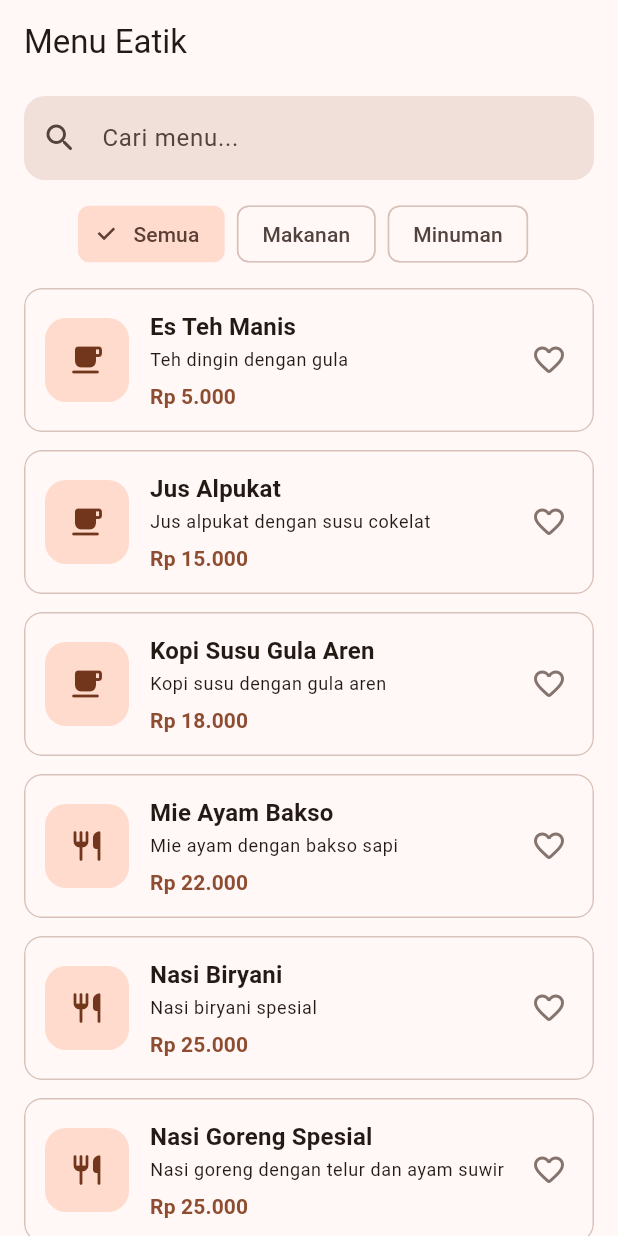
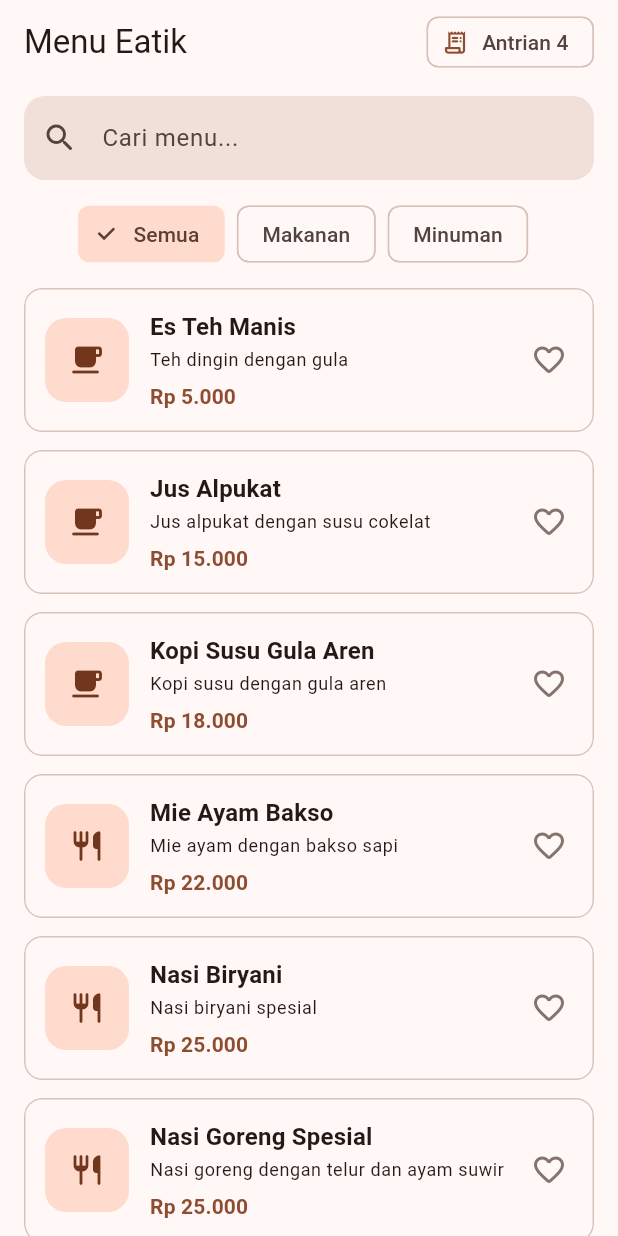
Before and after one commit to Bamz666/flutter-advance, a Flutter app: the screen it shows after launch, after a tap on "Semua", on a phone screen of 412 x 824 dp. Run offline on Flutter 3.47's test engine with Material 3 defaults, Android fonts, the phone set to English and light mode, and no system bars; our stand-ins replace equatable, flutter_riverpod.

Commit message:
feat: async state dengan AsyncNotifier, debounce, dan stream

```diff
--- /dev/null
+++ b/lib/core/widgets/async_value_view.dart
@@ -0,0 +1,40 @@
+import 'package:eatik_app/core/error/failure.dart';
+import 'package:eatik_app/core/widgets/state_message.dart';
+import 'package:flutter/material.dart';
+import 'package:flutter_riverpod/flutter_riverpod.dart';
+
+/// Menampilkan empat kondisi UI dari sebuah AsyncValue:
+/// loading, error, empty, dan data.
+class AsyncValueView<T> extends StatelessWidget {
+  const AsyncValueView({
+    required this.value,
+    required this.builder,
+    required this.isEmpty,
+    required this.empty,
+    required this.onRetry,
+    super.key,
+  });
+
+  final AsyncValue<T> value;
+  final Widget Function(T data) builder;
+  final bool Function(T data) isEmpty;
+  final Widget empty;
+  final VoidCallback onRetry;
+
+  @override
+  Widget build(BuildContext context) {
+    return value.when(
+      // Saat memuat ulang, data lama tetap tampil.
+      skipLoadingOnReload: true,
+      loading: () => const Center(child: CircularProgressIndicator()),
+      error: (error, stackTrace) => StateMessage(
+        icon: Icons.cloud_off_rounded,
+        title: 'Gagal memuat data',
+        message: error is Failure ? error.message : 'Terjadi kesalahan.',
+        actionLabel: 'Coba Lagi',
+        onAction: onRetry,
+      ),
+      data: (data) => isEmpty(data) ? empty : builder(data),
+    );
+  }
+}
--- a/lib/features/menu/presentation/pages/menu_page.dart
+++ b/lib/features/menu/presentation/pages/menu_page.dart
@@ -1,22 +1,35 @@
 import 'dart:async';
 
+import 'package:eatik_app/core/widgets/async_value_view.dart';
+import 'package:eatik_app/core/widgets/state_message.dart';
 import 'package:eatik_app/features/menu/domain/entities/menu.dart';
+import 'package:eatik_app/features/menu/presentation/menu_labels.dart';
 import 'package:eatik_app/features/menu/presentation/providers/favorit_menu_provider.dart';
 import 'package:eatik_app/features/menu/presentation/providers/menu_filter_provider.dart';
 import 'package:eatik_app/features/menu/presentation/providers/menu_list_provider.dart';
-import 'package:eatik_app/features/menu/presentation/providers/menu_list_state.dart';
+import 'package:eatik_app/features/menu/presentation/widgets/antrian_chip.dart';
 import 'package:eatik_app/features/menu/presentation/widgets/menu_card.dart';
+import 'package:eatik_app/features/menu/presentation/widgets/menu_detail_sheet.dart';
 import 'package:flutter/material.dart';
 import 'package:flutter_riverpod/flutter_riverpod.dart';
 
 class MenuPage extends ConsumerWidget {
   const MenuPage({super.key});
 
+  void _tampilkanDetail(BuildContext context, int menuId) {
+    unawaited(
+      showModalBottomSheet<void>(
+        context: context,
+        showDragHandle: true,
+        builder: (context) => MenuDetailSheet(menuId: menuId),
+      ),
+    );
+  }
+
   @override
   Widget build(BuildContext context, WidgetRef ref) {
-    final menuState = ref.watch(menuListProvider);
+    final menus = ref.watch(menuListProvider);
 
-    // ref.listen: efek samping (SnackBar) tanpa rebuild.
     ref.listen(favoritMenuProvider, (previous, next) {
       final bertambah = next.length > (previous?.length ?? 0);
       ScaffoldMessenger.of(context)
@@ -32,7 +45,10 @@ class MenuPage extends ConsumerWidget {
     });
 
     return Scaffold(
-      appBar: AppBar(title: const Text('Menu Eatik')),
+      appBar: AppBar(
+        title: const Text('Menu Eatik'),
+        actions: const [AntrianChip()],
+      ),
       body: Column(
         children: [
           Padding(
@@ -52,25 +68,44 @@ class MenuPage extends ConsumerWidget {
             ),
           ),
           const _KategoriChips(),
-          Expanded(child: _DaftarMenu(state: menuState)),
+          if (menus.isLoading && menus.hasValue)
+            const LinearProgressIndicator(minHeight: 2),
+          Expanded(
+            child: RefreshIndicator(
+              onRefresh: ref.read(menuListProvider.notifier).muatUlang,
+              child: AsyncValueView<List<Menu>>(
+                value: menus,
+                isEmpty: (daftar) => daftar.isEmpty,
+                empty: const StateMessage(
+                  icon: Icons.search_off_rounded,
+                  title: 'Menu tidak ditemukan',
+                  message: 'Coba kata kunci atau kategori lain.',
+                ),
+                onRetry: () => ref.invalidate(menuListProvider),
+                builder: (daftar) => ListView.separated(
+                  padding: const EdgeInsets.fromLTRB(16, 0, 16, 24),
+                  itemCount: daftar.length,
+                  separatorBuilder: (context, index) =>
+                      const SizedBox(height: 12),
+                  itemBuilder: (context, index) {
+                    final menu = daftar[index];
+                    return MenuCard(
+                      menu: menu,
+                      onTap: () => _tampilkanDetail(context, menu.id),
+                    );
+                  },
+                ),
+              ),
+            ),
+          ),
         ],
       ),
     );
   }
 }
 
-/// Consumer terpisah dengan select: hanya chip yang di-rebuild
-/// saat kategori berubah.
 class _KategoriChips extends ConsumerWidget {
   const _KategoriChips();
-
-  String _label(KategoriMenu? kategori) {
-    return switch (kategori) {
-      null => 'Semua',
-      KategoriMenu.makanan => 'Makanan',
-      KategoriMenu.minuman => 'Minuman',
-    };
-  }
 
   @override
   Widget build(BuildContext context, WidgetRef ref) {
@@ -87,7 +122,7 @@ class _KategoriChips extends ConsumerWidget {
             Padding(
               padding: const EdgeInsets.only(right: 8),
               child: ChoiceChip(
-                label: Text(_label(kategori)),
+                label: Text(kategori?.label ?? 'Semua'),
                 selected: terpilih == kategori,
                 onSelected: (_) => ref
                     .read(menuFilterProvider.notifier)
@@ -99,67 +134,3 @@ class _KategoriChips extends ConsumerWidget {
     );
   }
 }
-
-class _DaftarMenu extends ConsumerWidget {
-  const _DaftarMenu({required this.state});
-
-  final MenuListState state;
-
-  @override
-  Widget build(BuildContext context, WidgetRef ref) {
-    if (state.sedangMemuat && state.menus.isEmpty) {
-      return const Center(child: CircularProgressIndicator());
-    }
-
-    final pesan = state.pesanError;
-    if (pesan != null) {
-      return _PesanError(
-        pesan: pesan,
-        onCobaLagi: () =>
-            unawaited(ref.read(menuListProvider.notifier).muatUlang()),
-      );
-    }
-
-    if (state.menus.isEmpty) {
-      return const Center(child: Text('Menu tidak ditemukan'));
-    }
-
-    return ListView.separated(
-      padding: const EdgeInsets.fromLTRB(16, 0, 16, 24),
-      itemCount: state.menus.length,
-      separatorBuilder: (context, index) => const SizedBox(height: 12),
-      itemBuilder: (context, index) => MenuCard(menu: state.menus[index]),
-    );
-  }
-}
-
-class _PesanError extends StatelessWidget {
-  const _PesanError({required this.pesan, required this.onCobaLagi});
-
-  final String pesan;
-  final VoidCallback onCobaLagi;
-
-  @override
-  Widget build(BuildContext context) {
-    final scheme = Theme.of(context).colorScheme;
-
-    return Center(
-      child: Padding(
-        padding: const EdgeInsets.all(32),
-        child: Column(
-          mainAxisSize: MainAxisSize.min,
-          children: [
-            Icon(Icons.cloud_off_rounded, size: 48, color: scheme.outline),
-            const SizedBox(height: 16),
-            Text(pesan, textAlign: TextAlign.center),
-            const SizedBox(height: 16),
-            FilledButton.tonal(
-              onPressed: onCobaLagi,
-              child: const Text('Coba Lagi'),
-            ),
-          ],
-        ),
-      ),
-    );
-  }
-}
--- /dev/null
+++ b/lib/features/menu/presentation/providers/antrian_dapur_provider.dart
@@ -0,0 +1,15 @@
+import 'package:flutter_riverpod/flutter_riverpod.dart';
+
+/// Data simulasi: jumlah antrian dapur yang berubah tiap 3 detik.
+Stream<int> antrianDapur() async* {
+  const data = [3, 4, 5, 4, 2, 3];
+  var i = 0;
+
+  while (true) {
+    yield data[i % data.length];
+    i++;
+    await Future<void>.delayed(const Duration(seconds: 3));
+  }
+}
+
+final antrianDapurProvider = StreamProvider<int>((ref) => antrianDapur());
--- a/lib/features/menu/presentation/providers/menu_filter_provider.dart
+++ b/lib/features/menu/presentation/providers/menu_filter_provider.dart
@@ -1,3 +1,5 @@
+import 'dart:async';
+
 import 'package:eatik_app/features/menu/domain/entities/menu.dart';
 import 'package:equatable/equatable.dart';
 import 'package:flutter_riverpod/flutter_riverpod.dart';
@@ -13,11 +15,20 @@ class MenuFilter extends Equatable {
 }
 
 class MenuFilterNotifier extends Notifier<MenuFilter> {
+  Timer? _debounce;
+
   @override
-  MenuFilter build() => const MenuFilter();
+  MenuFilter build() {
+    ref.onDispose(() => _debounce?.cancel());
+    return const MenuFilter();
+  }
 
   void ubahKataKunci(String value) {
-    state = MenuFilter(kataKunci: value, kategori: state.kategori);
+    _debounce?.cancel();
+    _debounce = Timer(const Duration(milliseconds: 400), () {
+      if (!ref.mounted) return;
+      state = MenuFilter(kataKunci: value, kategori: state.kategori);
+    });
   }
 
   void pilihKategori(KategoriMenu? kategori) {
--- a/lib/features/menu/presentation/providers/menu_list_provider.dart
+++ b/lib/features/menu/presentation/providers/menu_list_provider.dart
@@ -1,45 +1,36 @@
-import 'dart:async';
-
 import 'package:eatik_app/core/error/result.dart';
+import 'package:eatik_app/features/menu/domain/entities/menu.dart';
 import 'package:eatik_app/features/menu/presentation/providers/menu_filter_provider.dart';
-import 'package:eatik_app/features/menu/presentation/providers/menu_list_state.dart';
 import 'package:eatik_app/features/menu/presentation/providers/menu_providers.dart';
 import 'package:flutter_riverpod/flutter_riverpod.dart';
 
-class MenuListNotifier extends Notifier<MenuListState> {
-  // Penanda permintaan terbaru agar hasil permintaan lama diabaikan.
-  int _idPermintaan = 0;
-
+class MenuListNotifier extends AsyncNotifier<List<Menu>> {
   @override
-  MenuListState build() {
-    // Provider dependency: build ulang otomatis saat filter berubah.
+  Future<List<Menu>> build() async {
     final filter = ref.watch(menuFilterProvider);
-    final id = ++_idPermintaan;
-    unawaited(Future.microtask(() => _muat(id, filter)));
-    return const MenuListState.awal();
-  }
-
-  Future<void> muatUlang() {
-    return _muat(++_idPermintaan, ref.read(menuFilterProvider));
-  }
-
-  Future<void> _muat(int id, MenuFilter filter) async {
-    final getMenus = ref.read(getMenusProvider);
-    state = MenuListState.memuat(state.menus);
+    final getMenus = ref.watch(getMenusProvider);
 
     final hasil = await getMenus(
       nama: filter.kataKunci,
       kategori: filter.kategori,
     );
 
-    if (!ref.mounted || id != _idPermintaan) return;
-    state = switch (hasil) {
-      Success(:final data) => MenuListState.berhasil(data),
-      Failed(:final failure) => MenuListState.gagal(failure.message),
+    return switch (hasil) {
+      Success(:final data) => data,
+      Failed(:final failure) => throw failure,
     };
+  }
+
+  Future<void> muatUlang() async {
+    ref.invalidateSelf();
+    try {
+      await future;
+    } on Object {
+      // Kegagalan sudah tercermin pada state (AsyncError).
+    }
   }
 }
 
-final menuListProvider = NotifierProvider<MenuListNotifier, MenuListState>(
+final menuListProvider = AsyncNotifierProvider<MenuListNotifier, List<Menu>>(
   MenuListNotifier.new,
 );
--- a/lib/features/menu/presentation/providers/menu_list_state.dart
+++ /dev/null
@@ -1,28 +0,0 @@
-import 'package:eatik_app/features/menu/domain/entities/menu.dart';
-import 'package:equatable/equatable.dart';
-
-class MenuListState extends Equatable {
-  const MenuListState._({
-    required this.menus,
-    required this.sedangMemuat,
-    this.pesanError,
-  });
-
-  const MenuListState.awal() : this._(menus: const [], sedangMemuat: true);
-
-  const MenuListState.memuat(List<Menu> menus)
-    : this._(menus: menus, sedangMemuat: true);
-
-  const MenuListState.berhasil(List<Menu> menus)
-    : this._(menus: menus, sedangMemuat: false);
-
-  const MenuListState.gagal(String pesan)
-    : this._(menus: const [], sedangMemuat: false, pesanError: pesan);
-
-  final List<Menu> menus;
-  final bool sedangMemuat;
-  final String? pesanError;
-
-  @override
-  List<Object?> get props => [menus, sedangMemuat, pesanError];
-}
--- /dev/null
+++ b/lib/features/menu/presentation/widgets/antrian_chip.dart
@@ -0,0 +1,27 @@
+import 'package:eatik_app/features/menu/presentation/providers/antrian_dapur_provider.dart';
+import 'package:flutter/material.dart';
+import 'package:flutter_riverpod/flutter_riverpod.dart';
+
+class AntrianChip extends ConsumerWidget {
+  const AntrianChip({super.key});
+
+  @override
+  Widget build(BuildContext context, WidgetRef ref) {
+    final teks = ref
+        .watch(antrianDapurProvider)
+        .when(
+          data: (jumlah) => 'Antrian $jumlah',
+          loading: () => 'Antrian ...',
+          error: (error, stackTrace) => 'Antrian -',
+        );
+
+    return Padding(
+      padding: const EdgeInsets.only(right: 16),
+      child: Chip(
+        avatar: const Icon(Icons.receipt_long_rounded, size: 18),
+        label: Text(teks),
+        visualDensity: VisualDensity.compact,
+      ),
+    );
+  }
+}
--- a/lib/main.dart
+++ b/lib/main.dart
@@ -3,5 +3,11 @@ import 'package:flutter/material.dart';
 import 'package:flutter_riverpod/flutter_riverpod.dart';
 
 void main() {
-  runApp(const ProviderScope(child: EatikApp()));
+  runApp(
+    ProviderScope(
+      // Tanpa pengulangan otomatis: error langsung tampil di UI.
+      retry: (retryCount, error) => null,
+      child: const EatikApp(),
+    ),
+  );
 }
```
Also changed, not shown: lib/core/widgets/state_message.dart (added, +61 -0 lines), lib/features/menu/presentation/menu_labels.dart (added, +15 -0 lines), lib/features/menu/presentation/providers/menu_by_id_provider.dart (added, +12 -0 lines), lib/features/menu/presentation/widgets/menu_detail_sheet.dart (added, +63 -0 lines), 1 other file.
